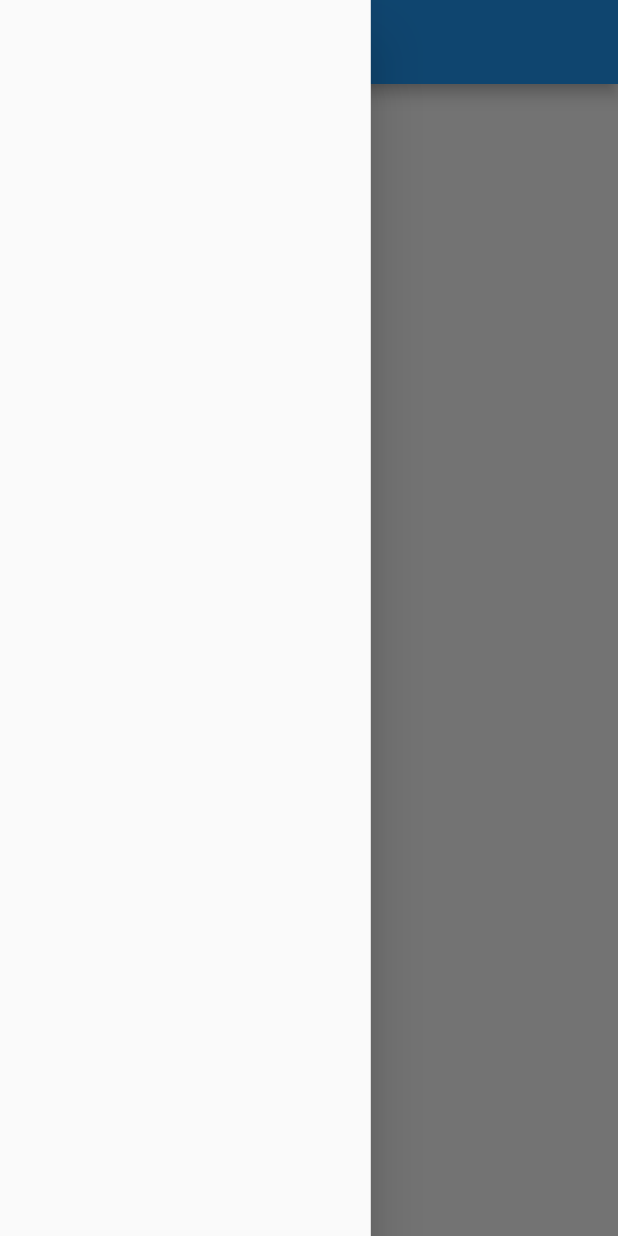
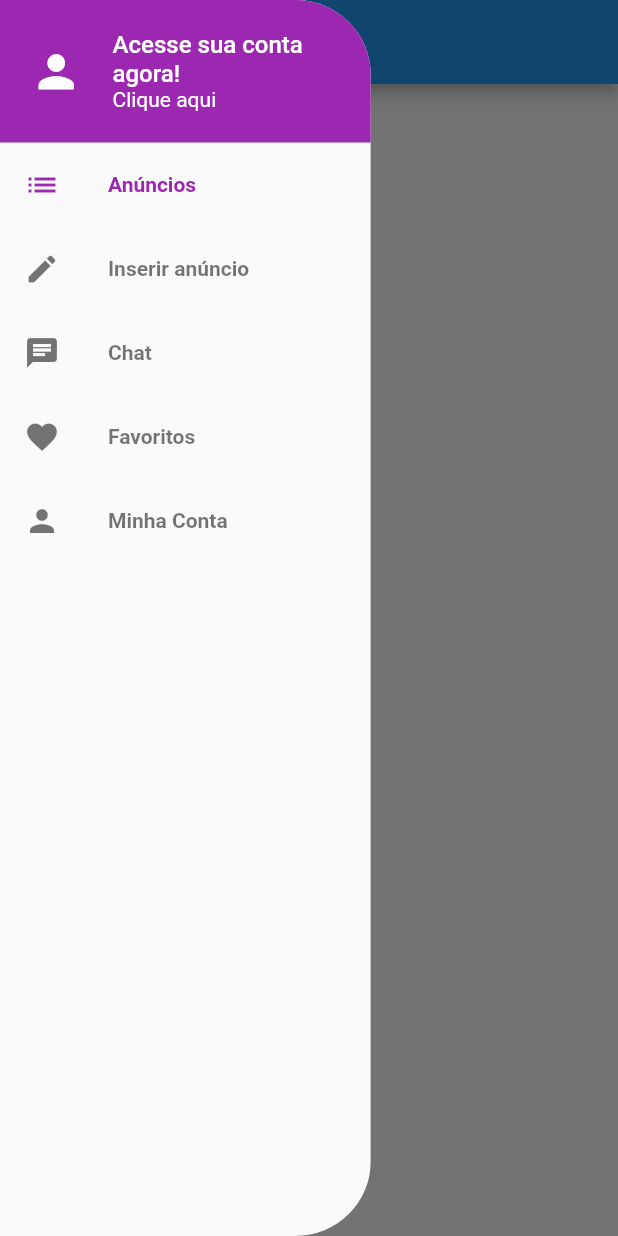
Before and after one commit to eskokado/esk_olx_mobx, a Flutter app: the screen it shows after launch, with the side drawer open, on a phone screen of 412 x 824 dp. Run offline on Flutter 3.47's test engine with Material 2 defaults, Android fonts, the phone set to English and light mode, and no system bars; our stand-ins replace parse_server_sdk.

Commit message:
feat: customizando o Drawer

```diff
--- a/lib/components/custom_drawer/custom_drawer.dart
+++ b/lib/components/custom_drawer/custom_drawer.dart
@@ -1,11 +1,24 @@
 import 'package:flutter/material.dart';
+
+import 'custom_drawer_header.dart';
+import 'page_section.dart';
 
 class CustomDrawer extends StatelessWidget {
   @override
   Widget build(BuildContext context) {
-    return SizedBox(
-      width: MediaQuery.of(context).size.width * 0.6,
-      child: Drawer(),
+    return ClipRRect(
+      borderRadius: BorderRadius.horizontal(right: Radius.circular(50.0)),
+      child: SizedBox(
+        width: MediaQuery.of(context).size.width * 0.6,
+        child: Drawer(
+          child: ListView(
+            children: [
+              CustomDrawerHeader(),
+              PageSection(),
+            ],
+          ),
+        ),
+      ),
     );
   }
 }
--- /dev/null
+++ b/lib/components/custom_drawer/custom_drawer_header.dart
@@ -0,0 +1,42 @@
+import 'package:flutter/material.dart';
+
+class CustomDrawerHeader extends StatelessWidget {
+  @override
+  Widget build(BuildContext context) {
+    return Container(
+      color: Colors.purple,
+      height: 95,
+      padding: const EdgeInsets.symmetric(horizontal: 20),
+      child: Row(
+        children: [
+          Icon(Icons.person, color: Colors.white, size: 35),
+          const SizedBox(width: 20.0),
+          Expanded(
+            child: Column(
+              crossAxisAlignment: CrossAxisAlignment.start,
+              mainAxisAlignment: MainAxisAlignment.center,
+              children: [
+                Text(
+                  'Acesse sua conta agora!',
+                  style: TextStyle(
+                    color: Colors.white,
+                    fontSize: 16,
+                    fontWeight: FontWeight.w500,
+                  ),
+                ),
+                Text(
+                  'Clique aqui',
+                  style: TextStyle(
+                    color: Colors.white,
+                    fontSize: 14,
+                    fontWeight: FontWeight.w400,
+                  ),
+                ),
+              ],
+            ),
+          )
+        ],
+      ),
+    );
+  }
+}
--- /dev/null
+++ b/lib/components/custom_drawer/page_section.dart
@@ -0,0 +1,43 @@
+import 'package:flutter/material.dart';
+
+import 'page_tile.dart';
+
+class PageSection extends StatelessWidget {
+  @override
+  Widget build(BuildContext context) {
+    return Column(
+      children: [
+        PageTile(
+          label: 'Anúncios',
+          iconData: Icons.list,
+          onTap: () {},
+          highlighted: true,
+        ),
+        PageTile(
+          label: 'Inserir anúncio',
+          iconData: Icons.edit,
+          onTap: () {},
+          highlighted: false,
+        ),
+        PageTile(
+          label: 'Chat',
+          iconData: Icons.chat,
+          onTap: () {},
+          highlighted: false,
+        ),
+        PageTile(
+          label: 'Favoritos',
+          iconData: Icons.favorite,
+          onTap: () {},
+          highlighted: false,
+        ),
+        PageTile(
+          label: 'Minha Conta',
+          iconData: Icons.person,
+          onTap: () {},
+          highlighted: false,
+        ),
+      ],
+    );
+  }
+}
--- /dev/null
+++ b/lib/components/custom_drawer/page_tile.dart
@@ -0,0 +1,33 @@
+import 'package:flutter/material.dart';
+
+class PageTile extends StatelessWidget {
+  final String label;
+  final IconData iconData;
+  final VoidCallback onTap;
+  final bool highlighted;
+
+  PageTile({
+    required this.label,
+    required this.iconData,
+    required this.onTap,
+    required this.highlighted
+  });
+
+  @override
+  Widget build(BuildContext context) {
+    return ListTile(
+      title: Text(
+        label,
+        style: TextStyle(
+          fontWeight: FontWeight.w600,
+          color: highlighted ? Colors.purple : Colors.black54
+        ),
+      ),
+      leading: Icon(
+        iconData,
+        color: highlighted ? Colors.purple : Colors.black54
+      ),
+      onTap: onTap,
+    );
+  }
+}
```
